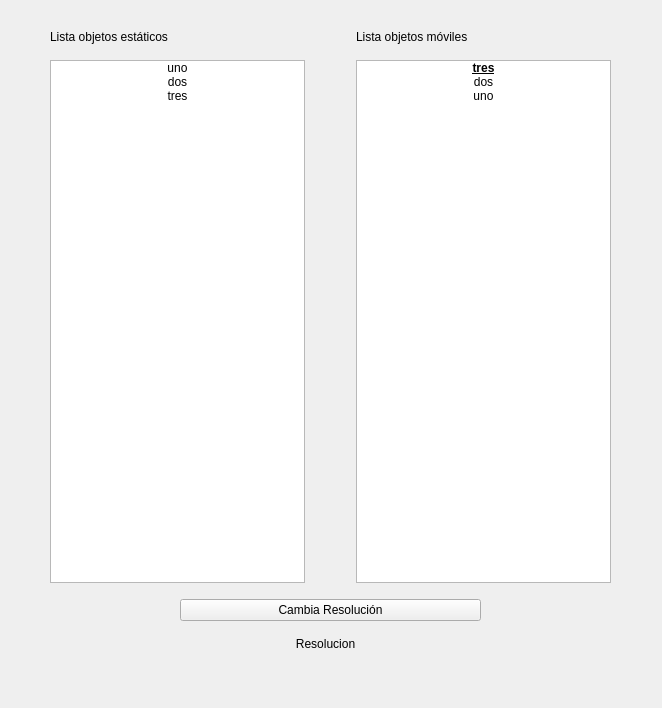
Qt form rqt_mygui/src/rqt_mygui/my_plugin.ui (hecperleo/rqt_mygui) before a commit.
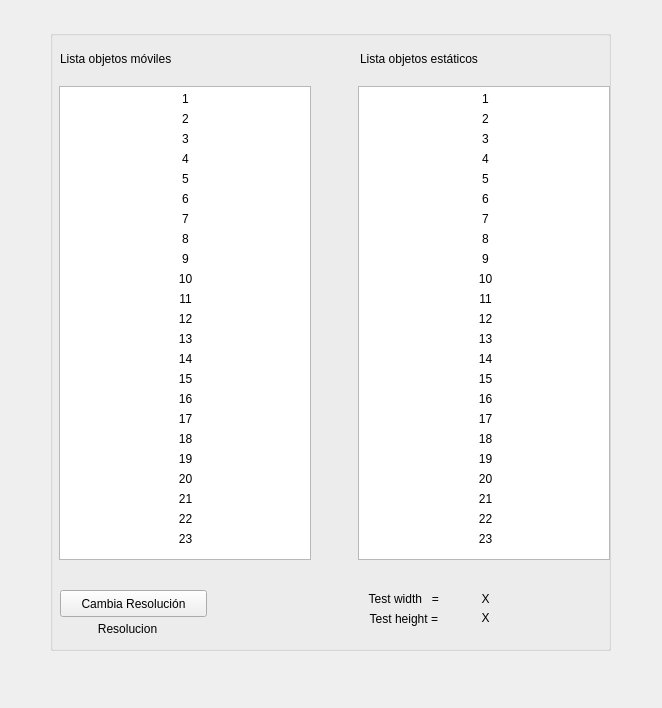
The same form after that commit.

Commit message: Borrado de test_tfm y añadidos labels actualizables

Diff of the .ui file:
```diff
--- a/rqt_mygui/src/rqt_mygui/my_plugin.ui
+++ b/rqt_mygui/src/rqt_mygui/my_plugin.ui
@@ -13,7 +13,10 @@
   <property name="windowTitle">
    <string>Form</string>
   </property>
-  <widget class="QWidget" name="">
+  <widget class="QGroupBox" name="groupBox">
+   <property name="enabled">
+    <bool>true</bool>
+   </property>
    <property name="geometry">
     <rect>
      <x>50</x>
@@ -22,169 +25,1037 @@
      <height>621</height>
     </rect>
    </property>
-   <layout class="QGridLayout" name="gridLayout">
-    <item row="0" column="3">
-     <widget class="QLabel" name="label_2">
-      <property name="text">
-       <string>Lista objetos móviles</string>
-      </property>
-     </widget>
-    </item>
-    <item row="2" column="2">
-     <spacer name="horizontalSpacer">
-      <property name="orientation">
-       <enum>Qt::Horizontal</enum>
-      </property>
-      <property name="sizeType">
-       <enum>QSizePolicy::Preferred</enum>
-      </property>
-      <property name="sizeHint" stdset="0">
-       <size>
-        <width>40</width>
-        <height>20</height>
-       </size>
-      </property>
-     </spacer>
-    </item>
-    <item row="6" column="1" colspan="3">
-     <widget class="QLabel" name="label_3">
-      <property name="layoutDirection">
-       <enum>Qt::LeftToRight</enum>
-      </property>
-      <property name="text">
-       <string>Resolucion   </string>
-      </property>
-      <property name="alignment">
-       <set>Qt::AlignCenter</set>
-      </property>
-     </widget>
-    </item>
-    <item row="4" column="1" colspan="3">
-     <widget class="QPushButton" name="pushButton">
-      <property name="text">
-       <string>Cambia Resolución</string>
-      </property>
-     </widget>
-    </item>
-    <item row="2" column="3" colspan="2">
-     <widget class="QListWidget" name="listWidget_2">
-      <item>
-       <property name="text">
-        <string>tres</string>
-       </property>
-       <property name="font">
-        <font>
-         <weight>75</weight>
-         <bold>true</bold>
-         <underline>true</underline>
-        </font>
-       </property>
-       <property name="textAlignment">
-        <set>AlignHCenter|AlignVCenter|AlignCenter</set>
-       </property>
-      </item>
-      <item>
-       <property name="text">
-        <string>dos</string>
-       </property>
-       <property name="textAlignment">
-        <set>AlignHCenter|AlignVCenter|AlignCenter</set>
-       </property>
-      </item>
-      <item>
-       <property name="text">
-        <string>uno</string>
-       </property>
-       <property name="textAlignment">
-        <set>AlignHCenter|AlignVCenter|AlignCenter</set>
-       </property>
-      </item>
-     </widget>
-    </item>
-    <item row="2" column="0" colspan="2">
-     <widget class="QListWidget" name="listWidget">
-      <item>
-       <property name="text">
-        <string>uno</string>
-       </property>
-       <property name="textAlignment">
-        <set>AlignHCenter|AlignVCenter|AlignCenter</set>
-       </property>
-      </item>
-      <item>
-       <property name="text">
-        <string>dos</string>
-       </property>
-       <property name="textAlignment">
-        <set>AlignHCenter|AlignVCenter|AlignCenter</set>
-       </property>
-      </item>
-      <item>
-       <property name="text">
-        <string>tres</string>
-       </property>
-       <property name="textAlignment">
-        <set>AlignHCenter|AlignVCenter|AlignCenter</set>
-       </property>
-      </item>
-     </widget>
-    </item>
-    <item row="0" column="0">
-     <widget class="QLabel" name="label">
-      <property name="text">
-       <string>Lista objetos estáticos</string>
-      </property>
-     </widget>
-    </item>
-    <item row="3" column="1">
-     <spacer name="verticalSpacer_2">
-      <property name="orientation">
-       <enum>Qt::Vertical</enum>
-      </property>
-      <property name="sizeType">
-       <enum>QSizePolicy::Fixed</enum>
-      </property>
-      <property name="sizeHint" stdset="0">
-       <size>
-        <width>20</width>
-        <height>10</height>
-       </size>
-      </property>
-     </spacer>
-    </item>
-    <item row="1" column="0">
-     <spacer name="verticalSpacer">
-      <property name="orientation">
-       <enum>Qt::Vertical</enum>
-      </property>
-      <property name="sizeType">
-       <enum>QSizePolicy::Fixed</enum>
-      </property>
-      <property name="sizeHint" stdset="0">
-       <size>
-        <width>20</width>
-        <height>10</height>
-       </size>
-      </property>
-     </spacer>
-    </item>
-    <item row="5" column="1">
-     <spacer name="verticalSpacer_3">
-      <property name="orientation">
-       <enum>Qt::Vertical</enum>
-      </property>
-      <property name="sizeType">
-       <enum>QSizePolicy::Fixed</enum>
-      </property>
-      <property name="sizeHint" stdset="0">
-       <size>
-        <width>20</width>
-        <height>10</height>
-       </size>
-      </property>
-     </spacer>
-    </item>
-   </layout>
+   <property name="flat">
+    <bool>false</bool>
+   </property>
+   <widget class="QLabel" name="label_2">
+    <property name="geometry">
+     <rect>
+      <x>10</x>
+      <y>20</y>
+      <width>144</width>
+      <height>17</height>
+     </rect>
+    </property>
+    <property name="text">
+     <string>Lista objetos móviles</string>
+    </property>
+   </widget>
+   <widget class="QLabel" name="label_3">
+    <property name="geometry">
+     <rect>
+      <x>40</x>
+      <y>590</y>
+      <width>85</width>
+      <height>17</height>
+     </rect>
+    </property>
+    <property name="layoutDirection">
+     <enum>Qt::LeftToRight</enum>
+    </property>
+    <property name="text">
+     <string>Resolucion   </string>
+    </property>
+    <property name="alignment">
+     <set>Qt::AlignCenter</set>
+    </property>
+   </widget>
+   <widget class="QPushButton" name="pushButton">
+    <property name="geometry">
+     <rect>
+      <x>10</x>
+      <y>560</y>
+      <width>147</width>
+      <height>27</height>
+     </rect>
+    </property>
+    <property name="text">
+     <string>Cambia Resolución</string>
+    </property>
+   </widget>
+   <widget class="QListWidget" name="listWidget_2">
+    <property name="geometry">
+     <rect>
+      <x>308</x>
+      <y>56</y>
+      <width>252</width>
+      <height>474</height>
+     </rect>
+    </property>
+   </widget>
+   <widget class="QListWidget" name="listWidget">
+    <property name="geometry">
+     <rect>
+      <x>9</x>
+      <y>56</y>
+      <width>252</width>
+      <height>474</height>
+     </rect>
+    </property>
+   </widget>
+   <widget class="QLabel" name="label">
+    <property name="geometry">
+     <rect>
+      <x>310</x>
+      <y>20</y>
+      <width>153</width>
+      <height>17</height>
+     </rect>
+    </property>
+    <property name="text">
+     <string>Lista objetos estáticos</string>
+    </property>
+   </widget>
+   <widget class="QLabel" name="label_movingList_1">
+    <property name="geometry">
+     <rect>
+      <x>10</x>
+      <y>60</y>
+      <width>251</width>
+      <height>17</height>
+     </rect>
+    </property>
+    <property name="layoutDirection">
+     <enum>Qt::LeftToRight</enum>
+    </property>
+    <property name="text">
+     <string>1</string>
+    </property>
+    <property name="alignment">
+     <set>Qt::AlignCenter</set>
+    </property>
+   </widget>
+   <widget class="QLabel" name="label_movingList_2">
+    <property name="geometry">
+     <rect>
+      <x>10</x>
+      <y>80</y>
+      <width>251</width>
+      <height>17</height>
+     </rect>
+    </property>
+    <property name="layoutDirection">
+     <enum>Qt::LeftToRight</enum>
+    </property>
+    <property name="text">
+     <string>2</string>
+    </property>
+    <property name="alignment">
+     <set>Qt::AlignCenter</set>
+    </property>
+   </widget>
+   <widget class="QLabel" name="label_movingList_4">
+    <property name="geometry">
+     <rect>
+      <x>10</x>
+      <y>120</y>
+      <width>251</width>
+      <height>17</height>
+     </rect>
+    </property>
+    <property name="layoutDirection">
+     <enum>Qt::LeftToRight</enum>
+    </property>
+    <property name="text">
+     <string>4</string>
+    </property>
+    <property name="alignment">
+     <set>Qt::AlignCenter</set>
+    </property>
+   </widget>
+   <widget class="QLabel" name="label_movingList_3">
+    <property name="geometry">
+     <rect>
+      <x>10</x>
+      <y>100</y>
+      <width>251</width>
+      <height>17</height>
+     </rect>
+    </property>
+    <property name="layoutDirection">
+     <enum>Qt::LeftToRight</enum>
+    </property>
+    <property name="text">
+     <string>3</string>
+    </property>
+    <property name="alignment">
+     <set>Qt::AlignCenter</set>
+    </property>
+   </widget>
+   <widget class="QLabel" name="label_movingList_6">
+    <property name="geometry">
+     <rect>
+      <x>10</x>
+      <y>160</y>
+      <width>251</width>
+      <height>17</height>
+     </rect>
+    </property>
+    <property name="layoutDirection">
+     <enum>Qt::LeftToRight</enum>
+    </property>
+    <property name="text">
+     <string>6</string>
+    </property>
+    <property name="alignment">
+     <set>Qt::AlignCenter</set>
+    </property>
+   </widget>
+   <widget class="QLabel" name="label_movingList_5">
+    <property name="geometry">
+     <rect>
+      <x>10</x>
+      <y>140</y>
+      <width>251</width>
+      <height>17</height>
+     </rect>
+    </property>
+    <property name="layoutDirection">
+     <enum>Qt::LeftToRight</enum>
+    </property>
+    <property name="text">
+     <string>5</string>
+    </property>
+    <property name="alignment">
+     <set>Qt::AlignCenter</set>
+    </property>
+   </widget>
+   <widget class="QLabel" name="label_movingList_8">
+    <property name="geometry">
+     <rect>
+      <x>10</x>
+      <y>200</y>
+      <width>251</width>
+      <height>17</height>
+     </rect>
+    </property>
+    <property name="layoutDirection">
+     <enum>Qt::LeftToRight</enum>
+    </property>
+    <property name="text">
+     <string>8</string>
+    </property>
+    <property name="alignment">
+     <set>Qt::AlignCenter</set>
+    </property>
+   </widget>
+   <widget class="QLabel" name="label_movingList_7">
+    <property name="geometry">
+     <rect>
+      <x>10</x>
+      <y>180</y>
+      <width>251</width>
+      <height>17</height>
+     </rect>
+    </property>
+    <property name="layoutDirection">
+     <enum>Qt::LeftToRight</enum>
+    </property>
+    <property name="text">
+     <string>7</string>
+    </property>
+    <property name="alignment">
+     <set>Qt::AlignCenter</set>
+    </property>
+   </widget>
+   <widget class="QLabel" name="label_movingList_15">
+    <property name="geometry">
+     <rect>
+      <x>10</x>
+      <y>340</y>
+      <width>251</width>
+      <height>17</height>
+     </rect>
+    </property>
+    <property name="layoutDirection">
+     <enum>Qt::LeftToRight</enum>
+    </property>
+    <property name="text">
+     <string>15</string>
+    </property>
+    <property name="alignment">
+     <set>Qt::AlignCenter</set>
+    </property>
+   </widget>
+   <widget class="QLabel" name="label_movingList_10">
+    <property name="geometry">
+     <rect>
+      <x>10</x>
+      <y>240</y>
+      <width>251</width>
+      <height>17</height>
+     </rect>
+    </property>
+    <property name="layoutDirection">
+     <enum>Qt::LeftToRight</enum>
+    </property>
+    <property name="text">
+     <string>10</string>
+    </property>
+    <property name="alignment">
+     <set>Qt::AlignCenter</set>
+    </property>
+   </widget>
+   <widget class="QLabel" name="label_movingList_16">
+    <property name="geometry">
+     <rect>
+      <x>10</x>
+      <y>360</y>
+      <width>251</width>
+      <height>17</height>
+     </rect>
+    </property>
+    <property name="layoutDirection">
+     <enum>Qt::LeftToRight</enum>
+    </property>
+    <property name="text">
+     <string>16</string>
+    </property>
+    <property name="alignment">
+     <set>Qt::AlignCenter</set>
+    </property>
+   </widget>
+   <widget class="QLabel" name="label_movingList_14">
+    <property name="geometry">
+     <rect>
+      <x>10</x>
+      <y>320</y>
+      <width>251</width>
+      <height>17</height>
+     </rect>
+    </property>
+    <property name="layoutDirection">
+     <enum>Qt::LeftToRight</enum>
+    </property>
+    <property name="text">
+     <string>14</string>
+    </property>
+    <property name="alignment">
+     <set>Qt::AlignCenter</set>
+    </property>
+   </widget>
+   <widget class="QLabel" name="label_movingList_9">
+    <property name="geometry">
+     <rect>
+      <x>10</x>
+      <y>220</y>
+      <width>251</width>
+      <height>17</height>
+     </rect>
+    </property>
+    <property name="layoutDirection">
+     <enum>Qt::LeftToRight</enum>
+    </property>
+    <property name="text">
+     <string>9</string>
+    </property>
+    <property name="alignment">
+     <set>Qt::AlignCenter</set>
+    </property>
+   </widget>
+   <widget class="QLabel" name="label_movingList_13">
+    <property name="geometry">
+     <rect>
+      <x>10</x>
+      <y>300</y>
+      <width>251</width>
+      <height>17</height>
+     </rect>
+    </property>
+    <property name="layoutDirection">
+     <enum>Qt::LeftToRight</enum>
+    </property>
+    <property name="text">
+     <string>13</string>
+    </property>
+    <property name="alignment">
+     <set>Qt::AlignCenter</set>
+    </property>
+   </widget>
+   <widget class="QLabel" name="label_movingList_12">
+    <property name="geometry">
+     <rect>
+      <x>10</x>
+      <y>280</y>
+      <width>251</width>
+      <height>17</height>
+     </rect>
+    </property>
+    <property name="layoutDirection">
+     <enum>Qt::LeftToRight</enum>
+    </property>
+    <property name="text">
+     <string>12</string>
+    </property>
+    <property name="alignment">
+     <set>Qt::AlignCenter</set>
+    </property>
+   </widget>
+   <widget class="QLabel" name="label_movingList_11">
+    <property name="geometry">
+     <rect>
+      <x>10</x>
+      <y>260</y>
+      <width>251</width>
+      <height>17</height>
+     </rect>
+    </property>
+    <property name="layoutDirection">
+     <enum>Qt::LeftToRight</enum>
+    </property>
+    <property name="text">
+     <string>11</string>
+    </property>
+    <property name="alignment">
+     <set>Qt::AlignCenter</set>
+    </property>
+   </widget>
+   <widget class="QLabel" name="label_movingList_23">
+    <property name="geometry">
+     <rect>
+      <x>10</x>
+      <y>500</y>
+      <width>251</width>
+      <height>17</height>
+     </rect>
+    </property>
+    <property name="layoutDirection">
+     <enum>Qt::LeftToRight</enum>
+    </property>
+    <property name="text">
+     <string>23</string>
+    </property>
+    <property name="alignment">
+     <set>Qt::AlignCenter</set>
+    </property>
+   </widget>
+   <widget class="QLabel" name="label_movingList_18">
+    <property name="geometry">
+     <rect>
+      <x>10</x>
+      <y>400</y>
+      <width>251</width>
+      <height>17</height>
+     </rect>
+    </property>
+    <property name="layoutDirection">
+     <enum>Qt::LeftToRight</enum>
+    </property>
+    <property name="text">
+     <string>18</string>
+    </property>
+    <property name="alignment">
+     <set>Qt::AlignCenter</set>
+    </property>
+   </widget>
+   <widget class="QLabel" name="label_movingList_22">
+    <property name="geometry">
+     <rect>
+      <x>10</x>
+      <y>480</y>
+      <width>251</width>
+      <height>17</height>
+     </rect>
+    </property>
+    <property name="layoutDirection">
+     <enum>Qt::LeftToRight</enum>
+    </property>
+    <property name="text">
+     <string>22</string>
+    </property>
+    <property name="alignment">
+     <set>Qt::AlignCenter</set>
+    </property>
+   </widget>
+   <widget class="QLabel" name="label_movingList_17">
+    <property name="geometry">
+     <rect>
+      <x>10</x>
+      <y>380</y>
+      <width>251</width>
+      <height>17</height>
+     </rect>
+    </property>
+    <property name="layoutDirection">
+     <enum>Qt::LeftToRight</enum>
+    </property>
+    <property name="text">
+     <string>17</string>
+    </property>
+    <property name="alignment">
+     <set>Qt::AlignCenter</set>
+    </property>
+   </widget>
+   <widget class="QLabel" name="label_movingList_21">
+    <property name="geometry">
+     <rect>
+      <x>10</x>
+      <y>460</y>
+      <width>251</width>
+      <height>17</height>
+     </rect>
+    </property>
+    <property name="layoutDirection">
+     <enum>Qt::LeftToRight</enum>
+    </property>
+    <property name="text">
+     <string>21</string>
+    </property>
+    <property name="alignment">
+     <set>Qt::AlignCenter</set>
+    </property>
+   </widget>
+   <widget class="QLabel" name="label_movingList_20">
+    <property name="geometry">
+     <rect>
+      <x>10</x>
+      <y>440</y>
+      <width>251</width>
+      <height>17</height>
+     </rect>
+    </property>
+    <property name="layoutDirection">
+     <enum>Qt::LeftToRight</enum>
+    </property>
+    <property name="text">
+     <string>20</string>
+    </property>
+    <property name="alignment">
+     <set>Qt::AlignCenter</set>
+    </property>
+   </widget>
+   <widget class="QLabel" name="label_movingList_19">
+    <property name="geometry">
+     <rect>
+      <x>10</x>
+      <y>420</y>
+      <width>251</width>
+      <height>17</height>
+     </rect>
+    </property>
+    <property name="layoutDirection">
+     <enum>Qt::LeftToRight</enum>
+    </property>
+    <property name="text">
+     <string>19</string>
+    </property>
+    <property name="alignment">
+     <set>Qt::AlignCenter</set>
+    </property>
+   </widget>
+   <widget class="QLabel" name="label_staticList_18">
+    <property name="geometry">
+     <rect>
+      <x>310</x>
+      <y>400</y>
+      <width>251</width>
+      <height>17</height>
+     </rect>
+    </property>
+    <property name="layoutDirection">
+     <enum>Qt::LeftToRight</enum>
+    </property>
+    <property name="text">
+     <string>18</string>
+    </property>
+    <property name="alignment">
+     <set>Qt::AlignCenter</set>
+    </property>
+   </widget>
+   <widget class="QLabel" name="label_staticList_7">
+    <property name="geometry">
+     <rect>
+      <x>310</x>
+      <y>180</y>
+      <width>251</width>
+      <height>17</height>
+     </rect>
+    </property>
+    <property name="layoutDirection">
+     <enum>Qt::LeftToRight</enum>
+    </property>
+    <property name="text">
+     <string>7</string>
+    </property>
+    <property name="alignment">
+     <set>Qt::AlignCenter</set>
+    </property>
+   </widget>
+   <widget class="QLabel" name="label_staticList_17">
+    <property name="geometry">
+     <rect>
+      <x>310</x>
+      <y>380</y>
+      <width>251</width>
+      <height>17</height>
+     </rect>
+    </property>
+    <property name="layoutDirection">
+     <enum>Qt::LeftToRight</enum>
+    </property>
+    <property name="text">
+     <string>17</string>
+    </property>
+    <property name="alignment">
+     <set>Qt::AlignCenter</set>
+    </property>
+   </widget>
+   <widget class="QLabel" name="label_staticList_11">
+    <property name="geometry">
+     <rect>
+      <x>310</x>
+      <y>260</y>
+      <width>251</width>
+      <height>17</height>
+     </rect>
+    </property>
+    <property name="layoutDirection">
+     <enum>Qt::LeftToRight</enum>
+    </property>
+    <property name="text">
+     <string>11</string>
+    </property>
+    <property name="alignment">
+     <set>Qt::AlignCenter</set>
+    </property>
+   </widget>
+   <widget class="QLabel" name="label_staticList_16">
+    <property name="geometry">
+     <rect>
+      <x>310</x>
+      <y>360</y>
+      <width>251</width>
+      <height>17</height>
+     </rect>
+    </property>
+    <property name="layoutDirection">
+     <enum>Qt::LeftToRight</enum>
+    </property>
+    <property name="text">
+     <string>16</string>
+    </property>
+    <property name="alignment">
+     <set>Qt::AlignCenter</set>
+    </property>
+   </widget>
+   <widget class="QLabel" name="label_staticList_12">
+    <property name="geometry">
+     <rect>
+      <x>310</x>
+      <y>280</y>
+      <width>251</width>
+      <height>17</height>
+     </rect>
+    </property>
+    <property name="layoutDirection">
+     <enum>Qt::LeftToRight</enum>
+    </property>
+    <property name="text">
+     <string>12</string>
+    </property>
+    <property name="alignment">
+     <set>Qt::AlignCenter</set>
+    </property>
+   </widget>
+   <widget class="QLabel" name="label_staticList_2">
+    <property name="geometry">
+     <rect>
+      <x>310</x>
+      <y>80</y>
+      <width>251</width>
+      <height>17</height>
+     </rect>
+    </property>
+    <property name="layoutDirection">
+     <enum>Qt::LeftToRight</enum>
+    </property>
+    <property name="text">
+     <string>2</string>
+    </property>
+    <property name="alignment">
+     <set>Qt::AlignCenter</set>
+    </property>
+   </widget>
+   <widget class="QLabel" name="label_staticList_4">
+    <property name="geometry">
+     <rect>
+      <x>310</x>
+      <y>120</y>
+      <width>251</width>
+      <height>17</height>
+     </rect>
+    </property>
+    <property name="layoutDirection">
+     <enum>Qt::LeftToRight</enum>
+    </property>
+    <property name="text">
+     <string>4</string>
+    </property>
+    <property name="alignment">
+     <set>Qt::AlignCenter</set>
+    </property>
+   </widget>
+   <widget class="QLabel" name="label_staticList_1">
+    <property name="geometry">
+     <rect>
+      <x>310</x>
+      <y>60</y>
+      <width>251</width>
+      <height>17</height>
+     </rect>
+    </property>
+    <property name="layoutDirection">
+     <enum>Qt::LeftToRight</enum>
+    </property>
+    <property name="text">
+     <string>1</string>
+    </property>
+    <property name="alignment">
+     <set>Qt::AlignCenter</set>
+    </property>
+   </widget>
+   <widget class="QLabel" name="label_staticList_14">
+    <property name="geometry">
+     <rect>
+      <x>310</x>
+      <y>320</y>
+      <width>251</width>
+      <height>17</height>
+     </rect>
+    </property>
+    <property name="layoutDirection">
+     <enum>Qt::LeftToRight</enum>
+    </property>
+    <property name="text">
+     <string>14</string>
+    </property>
+    <property name="alignment">
+     <set>Qt::AlignCenter</set>
+    </property>
+   </widget>
+   <widget class="QLabel" name="label_staticList_5">
+    <property name="geometry">
+     <rect>
+      <x>310</x>
+      <y>140</y>
+      <width>251</width>
+      <height>17</height>
+     </rect>
+    </property>
+    <property name="layoutDirection">
+     <enum>Qt::LeftToRight</enum>
+    </property>
+    <property name="text">
+     <string>5</string>
+    </property>
+    <property name="alignment">
+     <set>Qt::AlignCenter</set>
+    </property>
+   </widget>
+   <widget class="QLabel" name="label_staticList_19">
+    <property name="geometry">
+     <rect>
+      <x>310</x>
+      <y>420</y>
+      <width>251</width>
+      <height>17</height>
+     </rect>
+    </property>
+    <property name="layoutDirection">
+     <enum>Qt::LeftToRight</enum>
+    </property>
+    <property name="text">
+     <string>19</string>
+    </property>
+    <property name="alignment">
+     <set>Qt::AlignCenter</set>
+    </property>
+   </widget>
+   <widget class="QLabel" name="label_staticList_20">
+    <property name="geometry">
+     <rect>
+      <x>310</x>
+      <y>440</y>
+      <width>251</width>
+      <height>17</height>
+     </rect>
+    </property>
+    <property name="layoutDirection">
+     <enum>Qt::LeftToRight</enum>
+    </property>
+    <property name="text">
+     <string>20</string>
+    </property>
+    <property name="alignment">
+     <set>Qt::AlignCenter</set>
+    </property>
+   </widget>
+   <widget class="QLabel" name="label_staticList_15">
+    <property name="geometry">
+     <rect>
+      <x>310</x>
+      <y>340</y>
+      <width>251</width>
+      <height>17</height>
+     </rect>
+    </property>
+    <property name="layoutDirection">
+     <enum>Qt::LeftToRight</enum>
+    </property>
+    <property name="text">
+     <string>15</string>
+    </property>
+    <property name="alignment">
+     <set>Qt::AlignCenter</set>
+    </property>
+   </widget>
+   <widget class="QLabel" name="label_staticList_10">
+    <property name="geometry">
+     <rect>
+      <x>310</x>
+      <y>240</y>
+      <width>251</width>
+      <height>17</height>
+     </rect>
+    </property>
+    <property name="layoutDirection">
+     <enum>Qt::LeftToRight</enum>
+    </property>
+    <property name="text">
+     <string>10</string>
+    </property>
+    <property name="alignment">
+     <set>Qt::AlignCenter</set>
+    </property>
+   </widget>
+   <widget class="QLabel" name="label_staticList_23">
+    <property name="geometry">
+     <rect>
+      <x>310</x>
+      <y>500</y>
+      <width>251</width>
+      <height>17</height>
+     </rect>
+    </property>
+    <property name="layoutDirection">
+     <enum>Qt::LeftToRight</enum>
+    </property>
+    <property name="text">
+     <string>23</string>
+    </property>
+    <property name="alignment">
+     <set>Qt::AlignCenter</set>
+    </property>
+   </widget>
+   <widget class="QLabel" name="label_staticList_3">
+    <property name="geometry">
+     <rect>
+      <x>310</x>
+      <y>100</y>
+      <width>251</width>
+      <height>17</height>
+     </rect>
+    </property>
+    <property name="layoutDirection">
+     <enum>Qt::LeftToRight</enum>
+    </property>
+    <property name="text">
+     <string>3</string>
+    </property>
+    <property name="alignment">
+     <set>Qt::AlignCenter</set>
+    </property>
+   </widget>
+   <widget class="QLabel" name="label_staticList_22">
+    <property name="geometry">
+     <rect>
+      <x>310</x>
+      <y>480</y>
+      <width>251</width>
+      <height>17</height>
+     </rect>
+    </property>
+    <property name="layoutDirection">
+     <enum>Qt::LeftToRight</enum>
+    </property>
+    <property name="text">
+     <string>22</string>
+    </property>
+    <property name="alignment">
+     <set>Qt::AlignCenter</set>
+    </property>
+   </widget>
+   <widget class="QLabel" name="label_staticList_9">
+    <property name="geometry">
+     <rect>
+      <x>310</x>
+      <y>220</y>
+      <width>251</width>
+      <height>17</height>
+     </rect>
+    </property>
+    <property name="layoutDirection">
+     <enum>Qt::LeftToRight</enum>
+    </property>
+    <property name="text">
+     <string>9</string>
+    </property>
+    <property name="alignment">
+     <set>Qt::AlignCenter</set>
+    </property>
+   </widget>
+   <widget class="QLabel" name="label_staticList_13">
+    <property name="geometry">
+     <rect>
+      <x>310</x>
+      <y>300</y>
+      <width>251</width>
+      <height>17</height>
+     </rect>
+    </property>
+    <property name="layoutDirection">
+     <enum>Qt::LeftToRight</enum>
+    </property>
+    <property name="text">
+     <string>13</string>
+    </property>
+    <property name="alignment">
+     <set>Qt::AlignCenter</set>
+    </property>
+   </widget>
+   <widget class="QLabel" name="label_staticList_6">
+    <property name="geometry">
+     <rect>
+      <x>310</x>
+      <y>160</y>
+      <width>251</width>
+      <height>17</height>
+     </rect>
+    </property>
+    <property name="layoutDirection">
+     <enum>Qt::LeftToRight</enum>
+    </property>
+    <property name="text">
+     <string>6</string>
+    </property>
+    <property name="alignment">
+     <set>Qt::AlignCenter</set>
+    </property>
+   </widget>
+   <widget class="QLabel" name="label_staticList_8">
+    <property name="geometry">
+     <rect>
+      <x>310</x>
+      <y>200</y>
+      <width>251</width>
+      <height>17</height>
+     </rect>
+    </property>
+    <property name="layoutDirection">
+     <enum>Qt::LeftToRight</enum>
+    </property>
+    <property name="text">
+     <string>8</string>
+    </property>
+    <property name="alignment">
+     <set>Qt::AlignCenter</set>
+    </property>
+   </widget>
+   <widget class="QLabel" name="label_staticList_21">
+    <property name="geometry">
+     <rect>
+      <x>310</x>
+      <y>460</y>
+      <width>251</width>
+      <height>17</height>
+     </rect>
+    </property>
+    <property name="layoutDirection">
+     <enum>Qt::LeftToRight</enum>
+    </property>
+    <property name="text">
+     <string>21</string>
+    </property>
+    <property name="alignment">
+     <set>Qt::AlignCenter</set>
+    </property>
+   </widget>
+   <widget class="QLabel" name="label_testWidth">
+    <property name="geometry">
+     <rect>
+      <x>310</x>
+      <y>560</y>
+      <width>91</width>
+      <height>17</height>
+     </rect>
+    </property>
+    <property name="layoutDirection">
+     <enum>Qt::LeftToRight</enum>
+    </property>
+    <property name="text">
+     <string>Test width   = </string>
+    </property>
+    <property name="alignment">
+     <set>Qt::AlignCenter</set>
+    </property>
+   </widget>
+   <widget class="QLabel" name="label_testHeight">
+    <property name="geometry">
+     <rect>
+      <x>310</x>
+      <y>580</y>
+      <width>91</width>
+      <height>17</height>
+     </rect>
+    </property>
+    <property name="layoutDirection">
+     <enum>Qt::LeftToRight</enum>
+    </property>
+    <property name="text">
+     <string>Test height = </string>
+    </property>
+    <property name="alignment">
+     <set>Qt::AlignCenter</set>
+    </property>
+   </widget>
+   <widget class="QLabel" name="label_widthValue">
+    <property name="geometry">
+     <rect>
+      <x>390</x>
+      <y>559</y>
+      <width>91</width>
+      <height>20</height>
+     </rect>
+    </property>
+    <property name="layoutDirection">
+     <enum>Qt::LeftToRight</enum>
+    </property>
+    <property name="text">
+     <string>X</string>
+    </property>
+    <property name="alignment">
+     <set>Qt::AlignCenter</set>
+    </property>
+   </widget>
+   <widget class="QLabel" name="label_heightValue">
+    <property name="geometry">
+     <rect>
+      <x>390</x>
+      <y>578</y>
+      <width>91</width>
+      <height>20</height>
+     </rect>
+    </property>
+    <property name="layoutDirection">
+     <enum>Qt::LeftToRight</enum>
+    </property>
+    <property name="text">
+     <string>X</string>
+    </property>
+    <property name="alignment">
+     <set>Qt::AlignCenter</set>
+    </property>
+   </widget>
   </widget>
  </widget>
  <resources/>
```
The commit also changes 2 other files.
